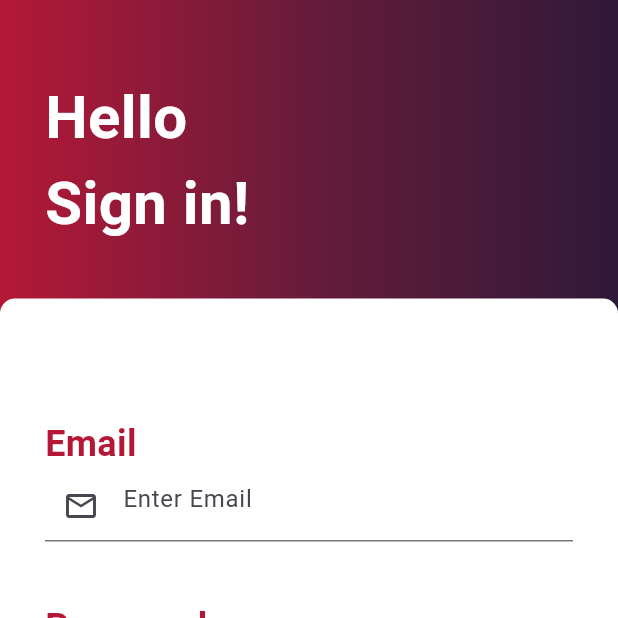
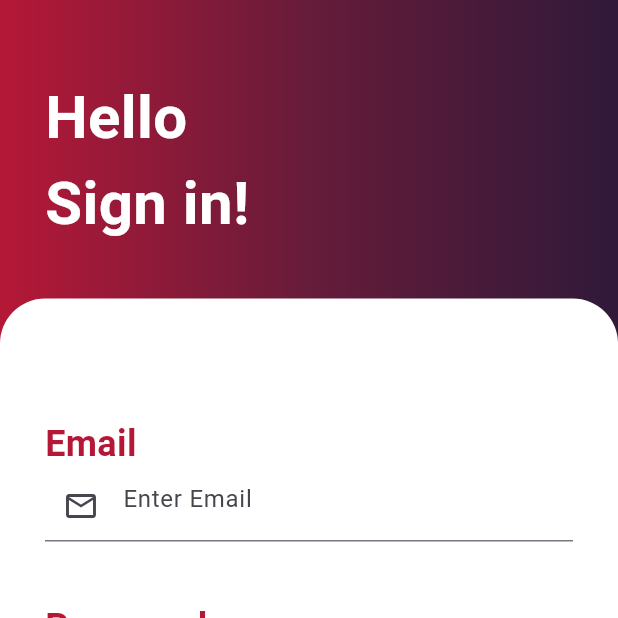
Before and after one commit to Piyushbhatt7/Login_Page, a Flutter app: the screen it shows after launch, on a phone screen of 412 x 824 dp, the top half of it. Run offline on Flutter 3.47's test engine with Material 3 defaults, Android fonts, the phone set to English and light mode, and no system bars.

Commit message:
signin screen

```diff
--- a/lib/pages/signin.dart
+++ b/lib/pages/signin.dart
@@ -51,7 +51,7 @@ class _SignInState extends State<SignIn> {
                 width: MediaQuery.of(context).size.width,
                 decoration: BoxDecoration(
                    color: Colors.white,
-                  borderRadius: BorderRadius.only(topLeft: Radius.circular(10), topRight: Radius.circular(10))
+                  borderRadius: BorderRadius.only(topLeft: Radius.circular(30), topRight: Radius.circular(30))
                 ),
                 child: Column(
                   crossAxisAlignment: CrossAxisAlignment.start,
```
